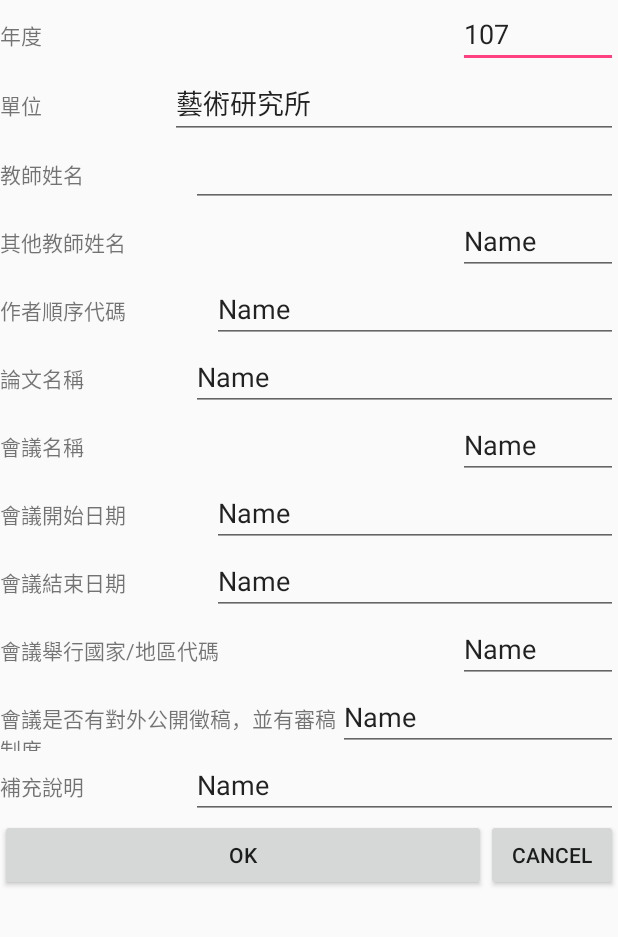
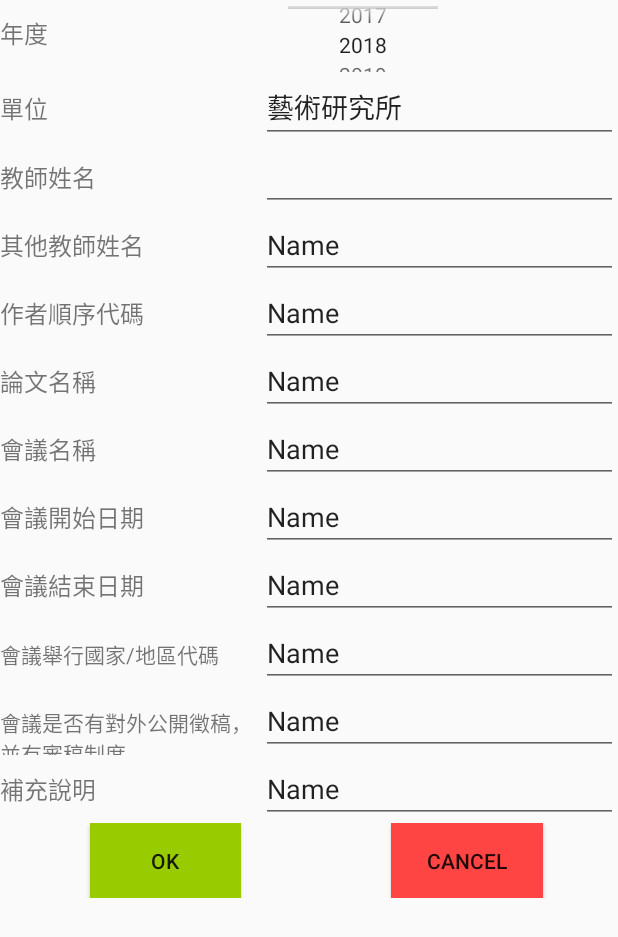
Before and after one commit to DyslexiaS/ART, an Android app: the meetingpaper screen opened directly, with no data from a screen before it, on a phone screen of 412 x 824 dp. Shown: the top 937 px of the screen. Run offline under Robolectric (Android 15) with nearby library versions, the phone set to English and light mode, and no system bars.

Commit message:
file updata layout

```diff
--- a/app/src/main/java/com/example/dyslexia/art/meetingpaper.java
+++ b/app/src/main/java/com/example/dyslexia/art/meetingpaper.java
@@ -9,6 +9,7 @@ import android.util.Log;
 import android.view.LayoutInflater;
 import android.view.View;
 import android.widget.EditText;
+import android.widget.NumberPicker;
 import android.widget.Toast;
 
 import org.apache.commons.net.ftp.FTPClient;
@@ -32,7 +33,8 @@ import org.apache.commons.net.ftp.FTPReply;
 public class meetingpaper extends AppCompatActivity {
     FTPClient mFtpClient;
     String name;
-    EditText meetingpaper_year;
+    //EditText meetingpaper_year;
+    int meetingpaper_year;
     EditText meetingpaper_work;
     EditText meetingpaper_teacher;
     EditText meetingpaper_other_teacher;
@@ -56,7 +58,20 @@ public class meetingpaper extends AppCompatActivity {
     }
     public void initial()
     {
-        meetingpaper_year=(EditText)this.findViewById((R.id.meetingpaper_year_tb));
+        NumberPicker year_pick = (NumberPicker) findViewById(R.id.year);
+        year_pick.setMinValue(1911);
+        year_pick.setMaxValue(2099);
+        year_pick.setValue(2018);
+        year_pick.setWrapSelectorWheel(true);
+        year_pick.setOnLongPressUpdateInterval(1000);
+        year_pick.setOnValueChangedListener(new NumberPicker.OnValueChangeListener() {
+            @Override
+            public void onValueChange(NumberPicker picker, int oldVal, int newVal){
+                //Display the newly selected number from picker
+                meetingpaper_year = newVal;
+            }
+        });
+        //meetingpaper_year=(EditText)this.findViewById((R.id.meetingpaper_year_tb));
         meetingpaper_work=(EditText)this.findViewById((R.id.meetingpaper_work_tb));
         meetingpaper_teacher=(EditText)this.findViewById((R.id.meetingpaper_teacher_tb));
         meetingpaper_other_teacher=(EditText)this.findViewById((R.id.meetingpaper_other_teacher_tb));
@@ -68,7 +83,7 @@ public class meetingpaper extends AppCompatActivity {
         meetingpaper_country=(EditText)this.findViewById((R.id.meetingpaper_meetingcountry_tb));
         meetingpaper_out=(EditText)this.findViewById((R.id.meetingpaper_meetingout_tb));
         meetingpaper_add=(EditText)this.findViewById((R.id.meetingpaper_meetingadd_tb));
-        meetingpaper_year.setText("107");
+        //meetingpaper_year.setText("107");
         meetingpaper_work.setText("藝術研究所");
         meetingpaper_teacher.setText(name);
     }
@@ -102,8 +117,10 @@ public class meetingpaper extends AppCompatActivity {
         File file = new File(path, filename);
         try{
             FileOutputStream Output = new FileOutputStream(file, true);
-            Output.write(meetingpaper_year.getText().toString().getBytes("Big5"));
+            Output.write(meetingpaper_year);
             Output.write("\t".getBytes("Big5"));
+            //Output.write(meetingpaper_year.getText().toString().getBytes("Big5"));
+            //Output.write("\t".getBytes("Big5"));
             Output.write(meetingpaper_work.getText().toString().getBytes("Big5"));
             Output.write("\t".getBytes("Big5"));
             Output.write(meetingpaper_teacher.getText().toString().getBytes("Big5"));
@@ -290,10 +307,7 @@ public class meetingpaper extends AppCompatActivity {
     }
     public void OK_clk(View view)
     {
-        if(TextUtils.isEmpty(meetingpaper_year.getText()))
-        {
-            Toast.makeText(getApplicationContext(),"年度不得為空", Toast.LENGTH_SHORT).show();
-        }else if(TextUtils.isEmpty(meetingpaper_work.getText()))
+        if(TextUtils.isEmpty(meetingpaper_work.getText()))
         {
             Toast.makeText(getApplicationContext(),"單位不得為空", Toast.LENGTH_SHORT).show();
         }else if(TextUtils.isEmpty(meetingpaper_teacher.getText()))
--- a/app/src/main/res/layout/activity_meetingpaper.xml
+++ b/app/src/main/res/layout/activity_meetingpaper.xml
@@ -14,24 +14,26 @@
 
         <LinearLayout
             android:layout_width="match_parent"
-            android:layout_height="wrap_content"
+            android:layout_height="48dp"
             android:orientation="horizontal">
 
             <TextView
                 android:id="@+id/meetingpaper_year"
                 android:layout_width="match_parent"
                 android:layout_height="wrap_content"
+                android:layout_marginTop="10dp"
                 android:layout_weight="1"
-                android:text="年度" />
+                android:text="年度"
+                android:textSize="16sp" />
 
-            <EditText
-                android:id="@+id/meetingpaper_year_tb"
-                android:layout_width="wrap_content"
-                android:layout_height="wrap_content"
-                android:layout_weight="1"
-                android:ems="10"
-                android:inputType="number"
-                android:text="Name" />
+            <NumberPicker
+                android:id="@+id/year"
+                android:layout_width="100dp"
+                android:layout_height="60dp"
+                android:layout_marginLeft="0dp"
+                android:layout_marginRight="120dp"
+                android:focusable="true"
+                android:focusableInTouchMode="true" />
         </LinearLayout>
 
         <LinearLayout
@@ -41,10 +43,11 @@
 
             <TextView
                 android:id="@+id/meetingpaper_work"
-                android:layout_width="wrap_content"
+                android:layout_width="150dp"
                 android:layout_height="wrap_content"
                 android:layout_weight="1"
-                android:text="單位" />
+                android:text="單位"
+                android:textSize="16sp" />
 
             <EditText
                 android:id="@+id/meetingpaper_work_tb"
@@ -63,10 +66,11 @@
 
             <TextView
                 android:id="@+id/meetingpaper_teacher"
-                android:layout_width="wrap_content"
+                android:layout_width="150dp"
                 android:layout_height="wrap_content"
                 android:layout_weight="1"
-                android:text="教師姓名" />
+                android:text="教師姓名"
+                android:textSize="16sp" />
 
             <EditText
                 android:id="@+id/meetingpaper_teacher_tb"
@@ -85,10 +89,11 @@
 
             <TextView
                 android:id="@+id/meetingpaper_other_teacher"
-                android:layout_width="match_parent"
+                android:layout_width="150dp"
                 android:layout_height="wrap_content"
                 android:layout_weight="1"
-                android:text="其他教師姓名" />
+                android:text="其他教師姓名"
+                android:textSize="16sp" />
 
             <EditText
                 android:id="@+id/meetingpaper_other_teacher_tb"
@@ -107,10 +112,11 @@
 
             <TextView
                 android:id="@+id/meetingpaper_Author"
-                android:layout_width="wrap_content"
+                android:layout_width="150dp"
                 android:layout_height="wrap_content"
                 android:layout_weight="1"
-                android:text="作者順序代碼" />
+                android:text="作者順序代碼"
+                android:textSize="16sp" />
 
             <EditText
                 android:id="@+id/meetingpaper_Author_tb"
@@ -129,10 +135,11 @@
 
             <TextView
                 android:id="@+id/meetingpaper_paper"
-                android:layout_width="wrap_content"
+                android:layout_width="150dp"
                 android:layout_height="wrap_content"
                 android:layout_weight="1"
-                android:text="論文名稱" />
+                android:text="論文名稱"
+                android:textSize="16sp" />
 
             <EditText
                 android:id="@+id/meetingpaper_paper_tb"
@@ -151,10 +158,11 @@
 
             <TextView
                 android:id="@+id/meetingpaper_meetingname"
-                android:layout_width="match_parent"
+                android:layout_width="150dp"
                 android:layout_height="wrap_content"
                 android:layout_weight="1"
-                android:text="會議名稱" />
+                android:text="會議名稱"
+                android:textSize="16sp" />
 
             <EditText
                 android:id="@+id/meetingpaper_meetingname_tb"
@@ -173,10 +181,11 @@
 
             <TextView
                 android:id="@+id/meetingpaper_meetingdate"
-                android:layout_width="wrap_content"
+                android:layout_width="150dp"
                 android:layout_height="wrap_content"
                 android:layout_weight="1"
-                android:text="會議開始日期" />
+                android:text="會議開始日期"
+                android:textSize="16sp" />
 
             <EditText
                 android:id="@+id/meetingpaper_meetingdate_tb"
@@ -195,10 +204,11 @@
 
             <TextView
                 android:id="@+id/meetingpaper_meetingdateend"
-                android:layout_width="wrap_content"
+                android:layout_width="150dp"
                 android:layout_height="wrap_content"
                 android:layout_weight="1"
-                android:text="會議結束日期" />
+                android:text="會議結束日期"
+                android:textSize="16sp" />
 
             <EditText
                 android:id="@+id/meetingpaper_meetingdateend_tb"
@@ -217,10 +227,11 @@
 
             <TextView
                 android:id="@+id/meetingpaper_meetingcountry"
-                android:layout_width="match_parent"
+                android:layout_width="150dp"
                 android:layout_height="wrap_content"
                 android:layout_weight="1"
-                android:text="會議舉行國家/地區代碼" />
+                android:text="會議舉行國家/地區代碼"
+                android:textSize="14sp" />
 
             <EditText
                 android:id="@+id/meetingpaper_meetingcountry_tb"
@@ -239,10 +250,11 @@
 
             <TextView
                 android:id="@+id/meetingpaper_meetingout"
-                android:layout_width="wrap_content"
+                android:layout_width="150dp"
                 android:layout_height="wrap_content"
                 android:layout_weight="1"
-                android:text="會議是否有對外公開徵稿，並有審稿制度" />
+                android:text="會議是否有對外公開徵稿，並有審稿制度"
+                android:textSize="14sp" />
 
             <EditText
                 android:id="@+id/meetingpaper_meetingout_tb"
@@ -261,10 +273,11 @@
 
             <TextView
                 android:id="@+id/meetingpaper_meetingadd"
-                android:layout_width="wrap_content"
+                android:layout_width="150dp"
                 android:layout_height="wrap_content"
                 android:layout_weight="1"
-                android:text="補充說明" />
+                android:text="補充說明"
+                android:textSize="16sp" />
 
             <EditText
                 android:id="@+id/meetingpaper_meetingadd_tb"
@@ -280,23 +293,36 @@
 
         <LinearLayout
             android:layout_width="match_parent"
-            android:layout_height="wrap_content"
+            android:layout_height="50dp"
+            android:orientation="horizontal">
+
+            <LinearLayout
+                android:layout_width="match_parent"
+                android:layout_height="60dp"
+                android:layout_weight="1"
                 android:orientation="horizontal">
 
                 <Button
                     android:id="@+id/meetingpaper_button"
-                android:layout_width="wrap_content"
-                android:layout_height="wrap_content"
+                    android:layout_width="50dp"
+                    android:layout_height="50dp"
+                    android:layout_marginLeft="60dp"
+                    android:layout_marginRight="100dp"
                     android:layout_weight="1"
+                    android:background="@android:color/holo_green_light"
                     android:onClick="OK_clk"
                     android:text="OK" />
 
                 <Button
                     android:id="@+id/meetingpaper_cancel"
-                android:layout_width="wrap_content"
-                android:layout_height="wrap_content"
+                    android:layout_width="50dp"
+                    android:layout_height="50dp"
+                    android:layout_marginRight="50dp"
+                    android:layout_weight="1"
+                    android:background="@android:color/holo_red_light"
                     android:onClick="cancel_clk"
                     android:text="Cancel" />
+            </LinearLayout>
 
         </LinearLayout>
     </LinearLayout>
```
Lines whose indentation alone changed are shown as unchanged.
